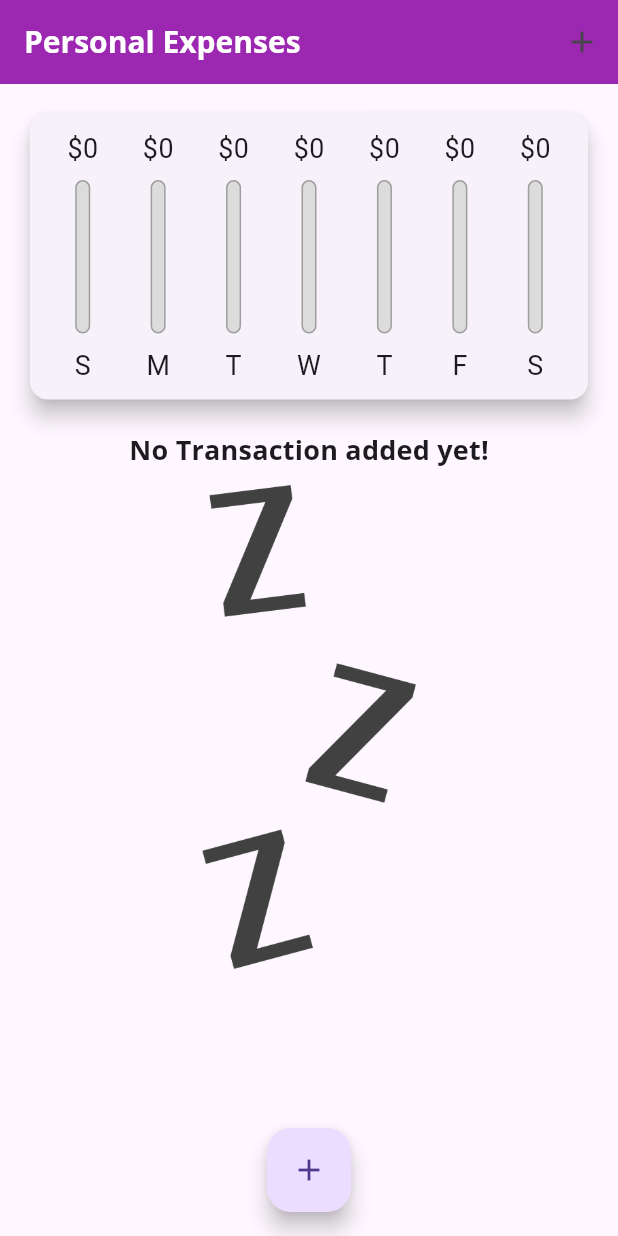
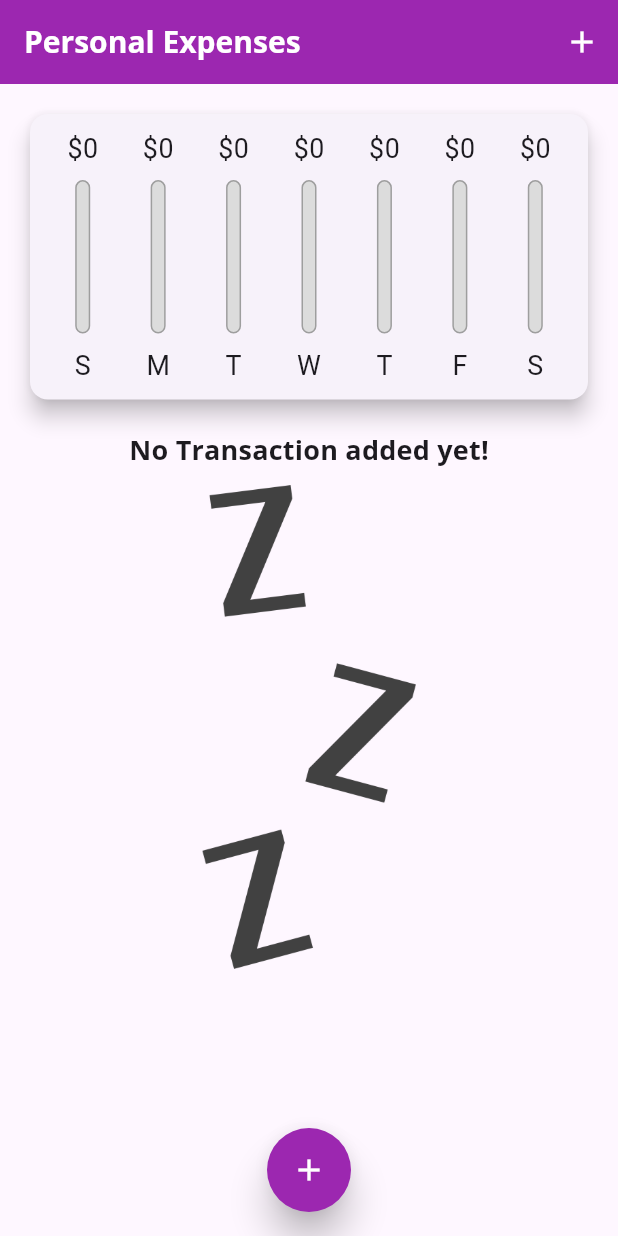
Before and after one commit to Yahya-hossaini/Expense-Planner-Mobile-App, a Flutter app: the screen it shows after launch, on a phone screen of 412 x 824 dp. Run offline on Flutter 3.47's test engine with Material 3 defaults, Android fonts, the phone set to English and light mode, and no system bars.

```diff
--- a/lib/main.dart
+++ b/lib/main.dart
@@ -194,7 +194,7 @@ class _MyHomePageState extends State<MyHomePage> with WidgetsBindingObserver {
 
               children: [
                 GestureDetector(
-                  child: const Icon(CupertinoIcons.add),
+                  child: const Icon(CupertinoIcons.add, color: Colors.white,),
                   onTap: () => _startAddNewTransaction(context),
                 ),
               ],
@@ -208,7 +208,7 @@ class _MyHomePageState extends State<MyHomePage> with WidgetsBindingObserver {
             actions: [
               IconButton(
                 onPressed: () => _startAddNewTransaction(context),
-                icon: const Icon(Icons.add),
+                icon: const Icon(Icons.add, color: Colors.white,),
               ),
             ],
           ) as PreferredSizeWidget;
@@ -254,8 +254,15 @@ class _MyHomePageState extends State<MyHomePage> with WidgetsBindingObserver {
             floatingActionButton: Platform.isIOS
                 ? Container()
                 : FloatingActionButton(
+                    elevation: 10,
+                    backgroundColor: Theme.of(context).primaryColor,
+
+                    shape: RoundedRectangleBorder(
+                      borderRadius: BorderRadius.circular(50),
+                    ),
+
                     onPressed: () => _startAddNewTransaction(context),
-                    child: const Icon(Icons.add),
+                    child: const Icon(Icons.add, color: Colors.white,),
                   ),
           );
   }
```
Also changed, not shown: pubspec.yaml (+7 -0 lines), assets/images/wallet.png (added), pubspec.lock, 21 other files.
